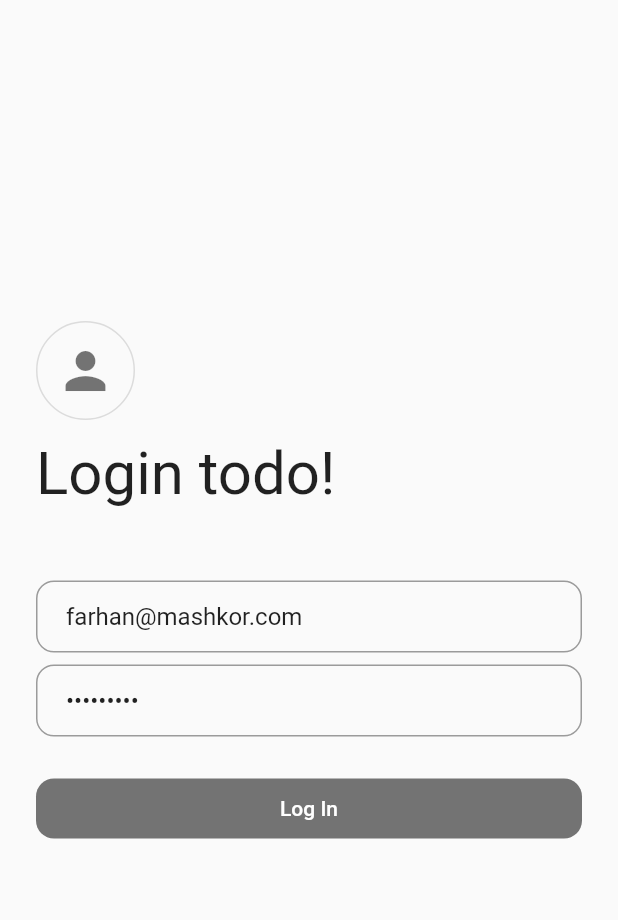
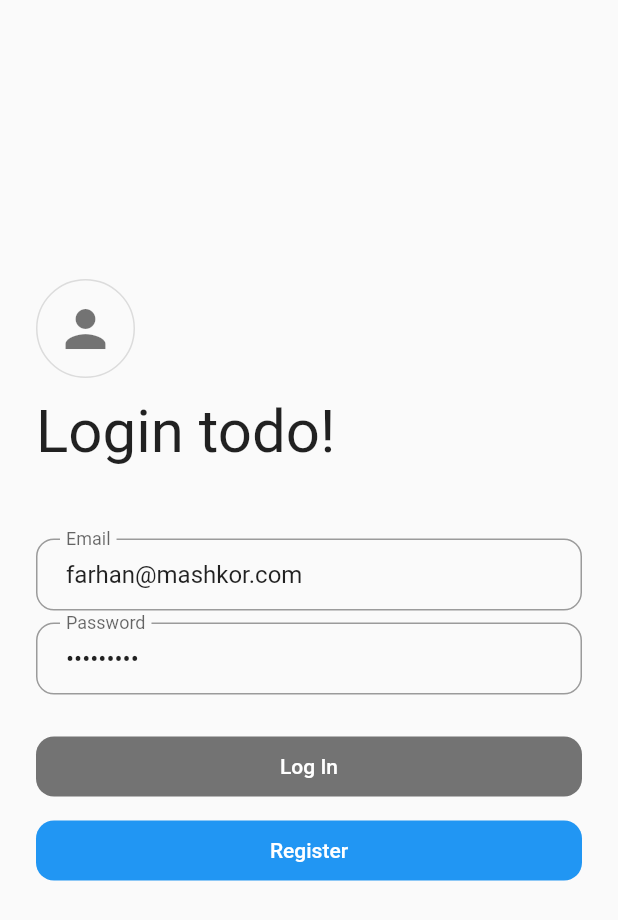
Before and after one commit to farhanali/flutter-ddd-bloc, a Flutter app: the screen it shows after launch, on a phone screen of 412 x 824 dp. Shown: the top 920 px of the screen. Run offline on Flutter 3.47's test engine with Material 2 defaults, Android fonts, the phone set to English and light mode, and no system bars; our stand-ins replace bloc, chopper, dartz, flushbar, flutter_bloc, flutter_secure_storage and 3 more; generated files the repository leaves out were written again.

Commit message:
added switching between initialLogin and initialRegister

```diff
--- a/lib/modules/login/bloc/login_event.dart
+++ b/lib/modules/login/bloc/login_event.dart
@@ -3,4 +3,6 @@ part of 'login_bloc.dart';
 @freezed
 abstract class LoginEvent with _$LoginEvent {
   const factory LoginEvent.signin(LoginInfo info) = LoginEventSignin;
+  const factory LoginEvent.switchToRegister() = LoginEventSwitchToRegister;
+  const factory LoginEvent.switchToLogin() = LoginEventSwitchToLogin;
 }
--- a/lib/modules/login/bloc/login_state.dart
+++ b/lib/modules/login/bloc/login_state.dart
@@ -2,7 +2,8 @@ part of 'login_bloc.dart';
 
 @freezed
 abstract class LoginState with _$LoginState {
-  const factory LoginState.initial() = LoginStateInitial;
+  const factory LoginState.initialLogin() = LoginStateInitialLogin;
+  const factory LoginState.initialRegister() = LoginStateInitialRegister;
   const factory LoginState.inProgress() = LoginStateInProgress;
   const factory LoginState.success(User user) = LoginStateSuccess;
   const factory LoginState.failed(LoginFailure failure) = LoginStateFailed;
--- a/lib/modules/login/view/pages/login_page.dart
+++ b/lib/modules/login/view/pages/login_page.dart
@@ -36,8 +36,16 @@ class _LoginPageState extends State<LoginPage> {
                   _buildEmailField(),
                   SizedBox(height: 8),
                   _buildPasswordField(),
+                  state == LoginState.initialRegister()
+                      ? SizedBox(height: 8)
+                      : SizedBox(height: 0),
+                  state == LoginState.initialRegister()
+                      ? _buildConfirmPasswordField()
+                      : SizedBox(height: 0),
                   SizedBox(height: 24),
-                  _buildLoginButton(),
+                  _buildLoginButton(state),
+                  SizedBox(height: 8),
+                  _buildRegisterButton(state),
                   SizedBox(height: 12),
                   _buildProgress(state),
                 ],
@@ -89,7 +97,7 @@ class _LoginPageState extends State<LoginPage> {
       keyboardType: TextInputType.emailAddress,
       autofocus: false,
       initialValue: 'farhan@mashkor.com',
-      decoration: _buildDecoration('Email'),
+      decoration: _buildDecoration('Login', 'Email'),
       validator: (value) => LoginInfo.validateEmail(value),
     );
   }
@@ -100,13 +108,25 @@ class _LoginPageState extends State<LoginPage> {
       autofocus: false,
       initialValue: 'farhan123',
       obscureText: true,
-      decoration: _buildDecoration('Password'),
+      decoration: _buildDecoration('Password', 'Password'),
       validator: (value) => LoginInfo.validatePassword(value),
     );
   }
 
-  InputDecoration _buildDecoration(String hint) {
+  Widget _buildConfirmPasswordField() {
+    return TextFormField(
+      onChanged: (value) => password = value,
+      autofocus: false,
+      initialValue: 'farhan123',
+      obscureText: true,
+      decoration: _buildDecoration('Confirm password', 'Confirm password'),
+      validator: (value) => LoginInfo.validatePassword(value),
+    );
+  }
+
+  InputDecoration _buildDecoration(String hint, String titleLabel) {
     return InputDecoration(
+      labelText: titleLabel,
       hintText: hint,
       contentPadding: EdgeInsets.fromLTRB(20, 10, 20, 10),
       border: OutlineInputBorder(
@@ -115,7 +135,7 @@ class _LoginPageState extends State<LoginPage> {
     );
   }
 
-  Widget _buildLoginButton() {
+  Widget _buildLoginButton(LoginState state) {
     return Container(
       width: 100,
       child: RaisedButton(
@@ -125,9 +145,28 @@ class _LoginPageState extends State<LoginPage> {
         shape: RoundedRectangleBorder(
           borderRadius: BorderRadius.circular(12),
         ),
-        onPressed: () => _onLoginTap(),
+        onPressed: () => _onLoginTap(state),
         child: Text(
-          'Log In',
+          state == LoginState.initialLogin() ? 'Log In' : 'Sign up',
+          style: TextStyle(color: Colors.white),
+        ),
+      ),
+    );
+  }
+
+  Widget _buildRegisterButton(LoginState state) {
+    return Container(
+      width: 100,
+      child: RaisedButton(
+        padding: EdgeInsets.all(12),
+        color: Colors.blue,
+        elevation: 0,
+        shape: RoundedRectangleBorder(
+          borderRadius: BorderRadius.circular(12),
+        ),
+        onPressed: () => _onRegisterTap(state),
+        child: Text(
+          state == LoginState.initialLogin() ? 'Register' : 'Back to log in',
           style: TextStyle(color: Colors.white),
         ),
       ),
@@ -140,9 +179,21 @@ class _LoginPageState extends State<LoginPage> {
         : Container(height: 35);
   }
 
-  void _onLoginTap() {
-    final input = LoginInfo(email: email, password: password);
-    context.bloc<LoginBloc>().add(LoginEvent.signin(input));
+  void _onLoginTap(LoginState state) {
+    if (state == LoginState.initialLogin()) {
+      final input = LoginInfo(email: email, password: password);
+      context.bloc<LoginBloc>().add(LoginEvent.signin(input));
+    } else {
+      //perform register
+    }
+  }
+
+  void _onRegisterTap(LoginState state) {
+    if (state == LoginState.initialLogin()) {
+      context.bloc<LoginBloc>().add(LoginEvent.switchToRegister());
+    } else {
+      context.bloc<LoginBloc>().add(LoginEvent.switchToLogin());
+    }
   }
 
   void _onLoginSuccess(User user) async {
```
Also changed, not shown: lib/modules/login/bloc/login_bloc.dart (+17 -6 lines), lib/modules/login/bloc/login_bloc.freezed.dart.
